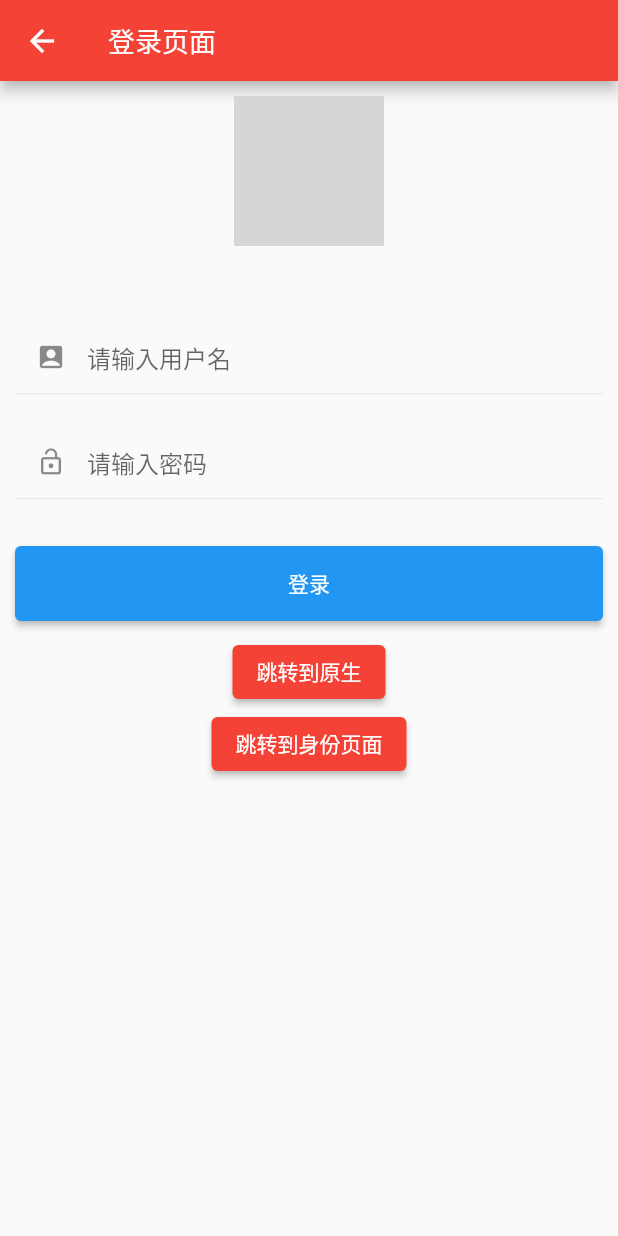
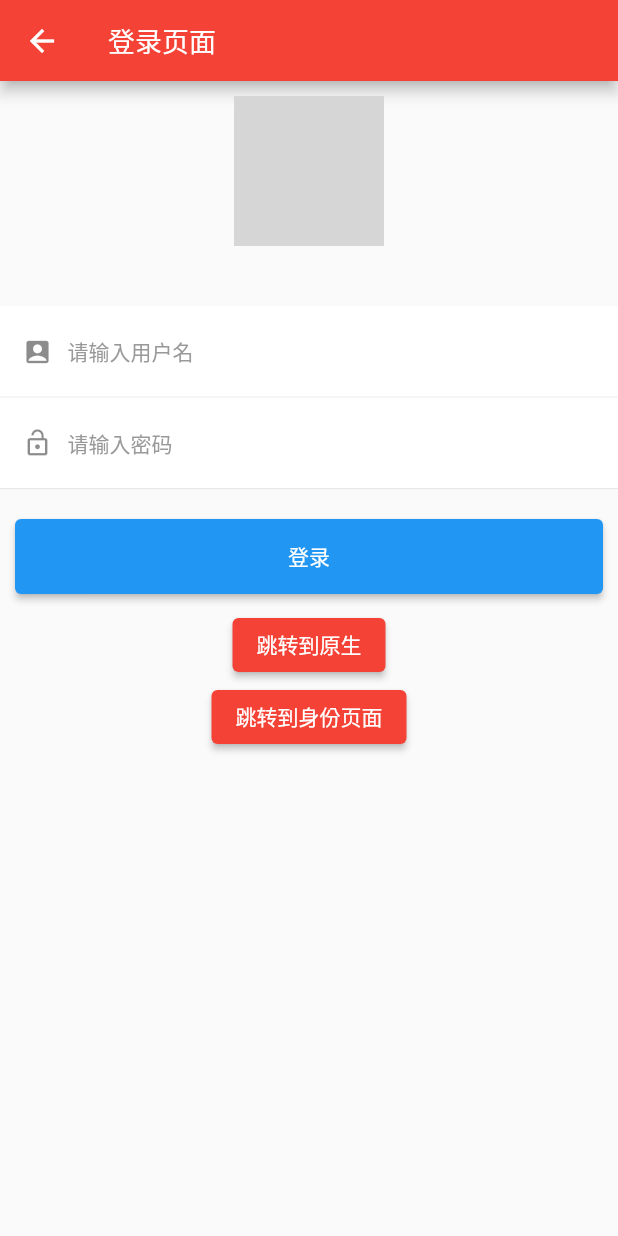
Before and after one commit to hjcasd/flutter_base, a Flutter app: the LoginPage screen opened by its route, after a tap on "登录", on a phone screen of 412 x 824 dp. Run offline on Flutter 3.47's test engine with Material 2 defaults, Android fonts, the phone set to English and light mode, and no system bars; our stand-ins replace cached_network_image, dio, flutter_easyloading, flutter_easyrefresh, flutter_swiper_null_safety, flutter_widget_from_html_core and 2 more; missing offline and left inert: flutter_inappwebview; network calls fail; grey boxes are pictures that could not be loaded.

```diff
--- a/lib/components/button/route_button.dart
+++ b/lib/components/button/route_button.dart
@@ -25,6 +25,9 @@ class RouteButton extends StatefulWidget {
   // 按钮最小高度
   final double minHeight;
 
+  // 跳转参数
+  final dynamic params;
+
   RouteButton(
     this.text,
     this.url, {
@@ -33,6 +36,7 @@ class RouteButton extends StatefulWidget {
     this.backgroundColor = AppColors.blue,
     this.minWidth = 200,
     this.minHeight = 36,
+    this.params,
     Key? key,
   }) : super(key: key);
 
@@ -58,7 +62,7 @@ class _RouteButtonState extends State<RouteButton> {
         backgroundColor: MaterialStateProperty.all(widget.backgroundColor),
       ),
       onPressed: () {
-        RouteManager.jumpToNamedPage(widget.url);
+        RouteManager.jumpToNamedPage(widget.url, params: widget.params);
       },
     );
   }
--- a/lib/components/divider_text_field.dart
+++ /dev/null
@@ -1,114 +0,0 @@
-import 'package:flutter/material.dart';
-import 'package:flutter_base/constants/app_colors.dart';
-
-/// DividerTextField: 带下划线的输入框组件
-class DividerTextField extends StatefulWidget {
-  // 输入框高度
-  final double height;
-
-  // 输入框外边距
-  final double margin;
-
-  // 是否为密码形式
-  final bool obscureText;
-
-  // 输入框最大输入长度
-  final int? maxLength;
-
-  // 输入框占位文本
-  final String? hintText;
-
-  // 输入框左侧图标
-  final Widget? prefixIcon;
-
-  // 键盘输入类型
-  final TextInputType? keyboardType;
-
-  // 输入框控制器
-  final TextEditingController controller;
-
-  // 输入框文本变化监听回调
-  final ValueChanged<String>? onChanged;
-
-  DividerTextField({
-    required this.controller,
-    this.height = 50,
-    this.margin = 10,
-    this.obscureText = false,
-    this.maxLength,
-    this.hintText,
-    this.prefixIcon,
-    this.keyboardType = TextInputType.text,
-    this.onChanged,
-    Key? key,
-  }) : super(key: key);
-
-  @override
-  State<StatefulWidget> createState() {
-    return _DividerTextField();
-  }
-}
-
-class _DividerTextField extends State<DividerTextField> {
-  bool _showDeleteIcon = false;
-
-  @override
-  Widget build(BuildContext context) {
-    return Container(
-      height: widget.height,
-      margin: EdgeInsets.all(widget.margin),
-      child: Column(
-        children: [
-          _getTextFieldView(),
-          _getDividerView(),
-        ],
-      ),
-    );
-  }
-
-  /// 输入框
-  Widget _getTextFieldView() {
-    return TextField(
-      maxLength: widget.maxLength,
-      obscureText: widget.obscureText,
-      decoration: InputDecoration(
-        counterText: "",
-        hintText: widget.hintText,
-        prefixIcon: widget.prefixIcon,
-        suffixIcon: _showDeleteIcon ? _getDeleteView() : null,
-        border: InputBorder.none,
-      ),
-      keyboardType: widget.keyboardType,
-      controller: widget.controller,
-      onChanged: (value) {
-        setState(() {
-          _showDeleteIcon = value.isNotEmpty;
-        });
-        widget.onChanged!(value);
-      },
-    );
-  }
-
-  /// 删除图标
-  Widget _getDeleteView() {
-    return InkWell(
-      onTap: () {
-        setState(() {
-          _showDeleteIcon = false;
-          widget.controller.clear();
-        });
-      },
-      child: Icon(
-        Icons.clear,
-      ),
-    );
-  }
-
-  /// 下划线
-  Widget _getDividerView() {
-    return Divider(
-      height: 1,
-      color: AppColors.grey_E5E5E5,
-    );
-  }
-}
--- /dev/null
+++ b/lib/components/text_field/simple_text_field.dart
@@ -0,0 +1,213 @@
+import 'package:flutter/material.dart';
+import 'package:flutter/services.dart';
+import 'package:flutter_base/constants/app_colors.dart';
+import 'package:flutter_base/utils/log_helper.dart';
+
+/// SimpleTextField: 简易TextField组件封装
+class SimpleTextField extends StatefulWidget {
+  // 输入框内容
+  final String value;
+
+  // 输入框左侧图标
+  final Widget? prefixIcon;
+
+  // 输入框占位文本
+  final String placeholder;
+
+  // 输入框最大输入长度
+  final int? maxLength;
+
+  // 是否为密码形式
+  final bool obscureText;
+
+  // 键盘输入类型
+  final TextInputType keyboardType;
+
+  // 输入格式
+  final List<TextInputFormatter>? inputFormatters;
+
+  // 输入框文本变化监听回调
+  final ValueChanged<String> onChanged;
+
+  // 输入框清除回调
+  final VoidCallback? onClear;
+
+  // 是否隐藏底部下划线
+  final bool isHideDivider;
+
+  SimpleTextField({
+    required this.value,
+    required this.onChanged,
+    this.keyboardType = TextInputType.text,
+    this.placeholder = "请输入",
+    this.obscureText = false,
+    this.maxLength,
+    this.prefixIcon,
+    this.inputFormatters,
+    this.onClear,
+    this.isHideDivider = false,
+    key,
+  }) : super(key: key);
+
+  @override
+  State<StatefulWidget> createState() {
+    return _SimpleTextFieldState();
+  }
+}
+
+/// State
+class _SimpleTextFieldState extends State<SimpleTextField> {
+  // 当前内容
+  var _content = "";
+
+  // 输入框控制器
+  var _editingController = TextEditingController();
+
+  // 是否显示删除图标
+  var _showDeleteIcon = false;
+
+  // 焦点控制
+  var _focusNode = FocusNode();
+
+  @override
+  void initState() {
+    super.initState();
+
+    _content = widget.value;
+    _editingController.value = TextEditingValue(
+      // 设置内容
+      text: _content,
+      // 保持光标在最后
+      selection: TextSelection.fromPosition(
+        TextPosition(
+          affinity: TextAffinity.downstream,
+          offset: _content.length,
+        ),
+      ),
+    );
+
+    // 监听输入框焦点变化
+    _focusNode.addListener(() {
+      LogHelper.e("focus: ${_focusNode.hasFocus}");
+      setState(() {
+        _showDeleteIcon = _content.isNotEmpty && _focusNode.hasFocus;
+      });
+    });
+  }
+
+  @override
+  void didUpdateWidget(covariant SimpleTextField oldWidget) {
+    super.didUpdateWidget(oldWidget);
+    _content = widget.value;
+  }
+
+  @override
+  Widget build(BuildContext context) {
+    return Container(
+      color: AppColors.white,
+      child: Stack(
+        children: [
+          _getTextFieldView(),
+          _getDividerView(),
+        ],
+      ),
+    );
+  }
+
+  /// 输入框
+  Widget _getTextFieldView() {
+    return Positioned(
+      child: Container(
+        padding: EdgeInsets.all(15),
+        child: TextField(
+          // maxLength: widget.maxLength,
+          obscureText: widget.obscureText,
+          keyboardType: widget.keyboardType,
+          inputFormatters: widget.inputFormatters,
+          focusNode: _focusNode,
+          decoration: InputDecoration(
+            isDense: true,
+            contentPadding: EdgeInsets.symmetric(horizontal: 0, vertical: 5),
+            border: InputBorder.none,
+            hintText: widget.placeholder,
+            hintStyle: TextStyle(
+              fontSize: 14,
+              fontWeight: FontWeight.w400,
+              color: AppColors.black_999999,
+            ),
+            prefixIcon: widget.prefixIcon,
+            prefixIconConstraints: BoxConstraints(),
+            suffixIcon: _getClearView(),
+            suffixIconConstraints: BoxConstraints(),
+          ),
+          style: TextStyle(
+            fontSize: 14,
+            fontWeight: FontWeight.w700,
+            color: AppColors.black_333333,
+          ),
+          controller: _editingController,
+          onChanged: (value) {
+            setState(() {
+              _content = value;
+              _showDeleteIcon = value.isNotEmpty;
+            });
+            widget.onChanged(value);
+            // inputFormatters
+            _editingController.selection = TextSelection.fromPosition(
+              TextPosition(
+                offset: value.length,
+                affinity: TextAffinity.upstream,
+              ),
+            );
+          },
+        ),
+      ),
+    );
+  }
+
+  /// 删除
+  Widget _getClearView() {
+    return GestureDetector(
+      child: Visibility(
+        child: Icon(
+          Icons.clear,
+          size: 15,
+        ),
+        visible: _showDeleteIcon,
+      ),
+      onTap: () {
+        setState(() {
+          _content = "";
+          _showDeleteIcon = false;
+        });
+        _editingController.clear();
+        if (widget.onClear != null) {
+          widget.onClear!();
+        }
+      },
+    );
+  }
+
+  /// 下划线
+  Widget _getDividerView() {
+    return Visibility(
+      visible: !widget.isHideDivider,
+      child: Positioned(
+        bottom: 0,
+        left: 0,
+        right: 0,
+        child: Divider(
+          height: 0.5,
+          color: AppColors.grey_E5E5E5,
+        ),
+      ),
+    );
+  }
+
+  // 既然有监听当然也要有卸载，防止内存泄漏嘛
+  @override
+  void dispose() {
+    super.dispose();
+    _focusNode.dispose();
+  }
+}
--- a/lib/pages/other/login/logic/login_controller.dart
+++ b/lib/pages/other/login/logic/login_controller.dart
@@ -1,4 +1,3 @@
-import 'package:flutter/material.dart';
 import 'package:flutter_base/data/login_entity.dart';
 import 'package:flutter_base/network/service/api_service.dart';
 import 'package:flutter_base/utils/get_helper.dart';
@@ -7,6 +6,9 @@ import 'package:get/get.dart';
 
 /// 登录页面Controller
 class LoginController extends GetxController {
+  var name = "";
+  var password = "";
+
   @override
   void onInit() {
     super.onInit();
@@ -25,11 +27,16 @@ class LoginController extends GetxController {
     LogHelper.e("onClose()...", tag: "LoginController");
   }
 
+  void changeName(String value) {
+    this.name = value;
+  }
+
+  void changePassword(String value) {
+    this.password = value;
+  }
+
   /// 登录
-  void login(TextEditingController nameController, TextEditingController passwordController) async {
-    String name = nameController.value.text;
-    String password = passwordController.value.text;
-
+  void login() async {
     if (name.isEmpty) {
       GetHelper.showSnackBar("请输入用户名");
       return;
@@ -42,9 +49,5 @@ class LoginController extends GetxController {
     var data = await ApiService.login(name, password);
     var entity = LoginEntity.fromJson(data);
     LogHelper.e("name: ${entity.data?.username}", tag: "LoginController");
-
-    nameController.clear();
-    passwordController.clear();
-    FocusScope.of(Get.context!).requestFocus(FocusNode());
   }
 }
--- a/lib/pages/other/login/view/login_body_view.dart
+++ b/lib/pages/other/login/view/login_body_view.dart
@@ -1,18 +1,14 @@
 import 'package:flutter/material.dart';
 import 'package:flutter_base/components/button/smart_button.dart';
-import 'package:flutter_base/components/divider_text_field.dart';
+import 'package:flutter_base/components/text_field/simple_text_field.dart';
 import 'package:flutter_base/native/native_path.dart';
 import 'package:flutter_base/pages/other/login/logic/login_controller.dart';
 import 'package:flutter_base/routes/app_routes.dart';
 import 'package:flutter_base/routes/route_manager.dart';
-import 'package:flutter_base/utils/log_helper.dart';
 import 'package:get/get.dart';
 
 /// 登录View
 class LoginBodyView extends GetView<LoginController> {
-  final TextEditingController _nameController = TextEditingController();
-  final TextEditingController _passwordController = TextEditingController();
-
   @override
   Widget build(BuildContext context) {
     return SingleChildScrollView(
@@ -65,34 +61,39 @@ class LoginBodyView extends GetView<LoginController> {
 
   /// 用户名输入框
   Widget _getNameInput() {
-    return DividerTextField(
-      keyboardType: TextInputType.text,
+    return SimpleTextField(
+      value: controller.name,
+      placeholder: "请输入用户名",
       maxLength: 11,
-      hintText: "请输入用户名",
-      prefixIcon: Icon(
-        Icons.account_box,
-        size: 20,
+      prefixIcon: Padding(
+        padding: EdgeInsets.only(right: 10),
+        child: Icon(
+          Icons.account_box,
+          size: 20,
+        ),
       ),
-      controller: _nameController,
       onChanged: (value) {
-        LogHelper.e("name: $value");
+        controller.changeName(value);
       },
     );
   }
 
   /// 密码输入框
   Widget _getPasswordInput() {
-    return DividerTextField(
+    return SimpleTextField(
+      value: controller.password,
+      placeholder: "请输入密码",
       keyboardType: TextInputType.visiblePassword,
       obscureText: true,
-      hintText: "请输入密码",
-      prefixIcon: Icon(
-        Icons.lock_open,
-        size: 20,
+      prefixIcon: Padding(
+        padding: EdgeInsets.only(right: 10),
+        child: Icon(
+          Icons.lock_open,
+          size: 20,
+        ),
       ),
-      controller: _passwordController,
       onChanged: (value) {
-        LogHelper.e("password: $value");
+        controller.changePassword(value);
       },
     );
   }
@@ -108,7 +109,7 @@ class LoginBodyView extends GetView<LoginController> {
           "登录",
         ),
         onPressed: () {
-          controller.login(_nameController, _passwordController);
+          controller.login();
         },
       ),
     );
--- /dev/null
+++ b/lib/pages/other/web/logic/web_binding.dart
@@ -0,0 +1,10 @@
+import 'package:flutter_base/pages/other/web/logic/web_controller.dart';
+import 'package:get/instance_manager.dart';
+
+/// Web页面Binding
+class WebBinding extends Bindings {
+  @override
+  void dependencies() {
+    Get.lazyPut<WebController>(() => WebController());
+  }
+}
--- a/lib/routes/app_pages.dart
+++ b/lib/routes/app_pages.dart
@@ -31,6 +31,8 @@ import 'package:flutter_base/pages/other/picture/logic/picture_binding.dart';
 import 'package:flutter_base/pages/other/picture/picture_page.dart';
 import 'package:flutter_base/pages/other/user/logic/user_binding.dart';
 import 'package:flutter_base/pages/other/user/user_page.dart';
+import 'package:flutter_base/pages/other/web/logic/web_binding.dart';
+import 'package:flutter_base/pages/other/web/web_page.dart';
 import 'package:flutter_base/pages/setting/dio/dio_page.dart';
 import 'package:flutter_base/pages/setting/get_x/get_x_page.dart';
 import 'package:flutter_base/pages/setting/native/native_page.dart';
@@ -180,6 +182,11 @@ abstract class AppPages {
       page: () => UserPage(),
       binding: UserBinding(),
     ),
+    GetPage(
+      name: AppRoutes.Web,
+      page: () => WebPage(),
+      binding: WebBinding(),
+    ),
 
     // =========================设置=============================
     GetPage(
--- a/lib/routes/app_routes.dart
+++ b/lib/routes/app_routes.dart
@@ -39,6 +39,7 @@ abstract class AppRoutes {
   static const Picture = '/picture';
   static const Login = '/login';
   static const User = '/user';
+  static const Web = '/web';
 
   // 设置
   static const Swiper = '/swiper';
--- a/pubspec.yaml
+++ b/pubspec.yaml
@@ -37,7 +37,7 @@ dependencies:
   cached_network_image: ^3.1.0
   flutter_easyloading: ^3.0.3
   flutter_widget_from_html_core: ^0.8.5
-#  wechat_assets_picker: ^6.2.2
+  flutter_inappwebview: ^5.3.2
 
 dev_dependencies:
   flutter_test:
```
Also changed, not shown: lib/components/web/simple_web_view.dart (added, +44 -0 lines), lib/pages/other/other_page.dart (+9 -0 lines), lib/pages/other/web/logic/web_controller.dart (added, +36 -0 lines), lib/pages/other/web/view/web_body_view.dart (added, +12 -0 lines), lib/pages/other/web/web_page.dart (added, +29 -0 lines), pubspec.lock.
